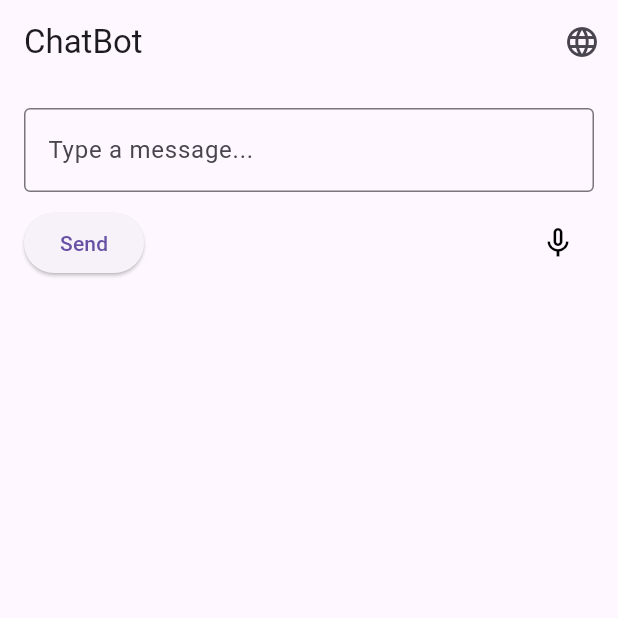
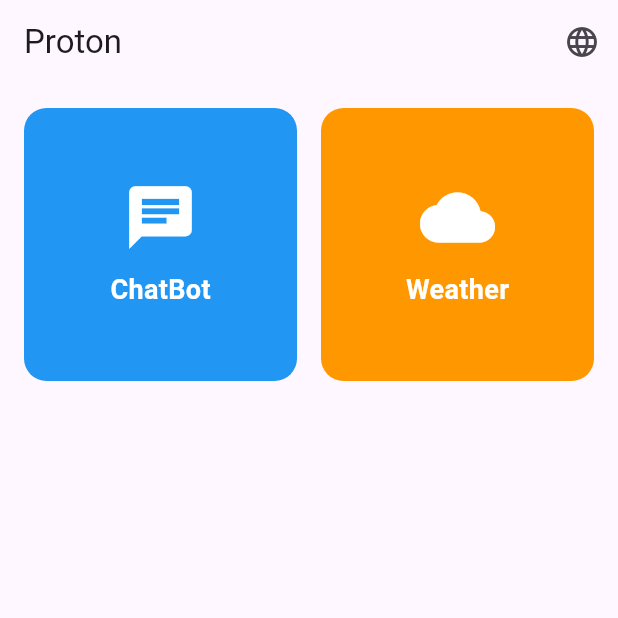
Before and after one commit to DhayananthB/proton, a Flutter app: the screen it shows after launch, on a phone screen of 412 x 824 dp, the top half of it. Run offline on Flutter 3.47's test engine with Material 3 defaults, Android fonts, the phone set to English and light mode, and no system bars; our stand-ins replace shared_preferences, speech_to_text.

Commit message:
added some layout

```diff
--- a/lib/main.dart
+++ b/lib/main.dart
@@ -2,37 +2,38 @@ import 'package:flutter/material.dart';
 import 'package:provider/provider.dart';
 import 'package:shared_preferences/shared_preferences.dart';
 import 'providers/language_provider.dart';
-import 'screens/chat_bot.dart';
+import 'screens/home_page.dart';
 import 'screens/language_selection.dart';
 
 void main() async {
   WidgetsFlutterBinding.ensureInitialized();
-  final prefs = await SharedPreferences.getInstance();
-  String? language = prefs.getString('language') ?? 'en';
+  SharedPreferences prefs = await SharedPreferences.getInstance();
+  String savedLanguage = prefs.getString('language') ?? 'en';
 
-  runApp(MyApp(language: language));
+  runApp(
+    MultiProvider(
+      providers: [
+        ChangeNotifierProvider(create: (context) => LanguageProvider(savedLanguage)),
+      ],
+      child: const MyApp(),
+    ),
+  );
 }
 
 class MyApp extends StatelessWidget {
-  final String language;
-  const MyApp({super.key, required this.language});
+  const MyApp({super.key});
 
   @override
   Widget build(BuildContext context) {
-    return ChangeNotifierProvider(
-      create: (context) => LanguageProvider(language),
-      child: Consumer<LanguageProvider>(
-        builder: (context, languageProvider, child) {
-          return MaterialApp(
-            debugShowCheckedModeBanner: false,
-            title: 'ChatBot App',
-            theme: ThemeData(primarySwatch: Colors.blue),
-            home: languageProvider.isLanguageSelected
-                ? const ChatBotPage()
-                : const LanguageSelectionPage(),
-          );
-        },
-      ),
+    return MaterialApp(
+      debugShowCheckedModeBanner: false,
+      title: 'Proton',
+      theme: ThemeData(primarySwatch: Colors.blue),
+      initialRoute: '/',
+      routes: {
+        '/': (context) => const HomePage(),
+        '/language': (context) => const LanguageSelectionPage(),
+      },
     );
   }
 }
--- a/lib/providers/language_provider.dart
+++ b/lib/providers/language_provider.dart
@@ -2,21 +2,18 @@ import 'package:flutter/material.dart';
 import 'package:shared_preferences/shared_preferences.dart';
 
 class LanguageProvider extends ChangeNotifier {
-  String _language;
-  bool _isLanguageSelected = false;
+  late String _language;
 
-  LanguageProvider(this._language) {
-    _isLanguageSelected = true;
+  LanguageProvider(String defaultLanguage) {
+    _language = defaultLanguage;
   }
 
   String get language => _language;
-  bool get isLanguageSelected => _isLanguageSelected;
 
-  Future<void> setLanguage(String newLanguage) async {
-    _language = newLanguage;
-    _isLanguageSelected = true;
-    final prefs = await SharedPreferences.getInstance();
-    await prefs.setString('language', newLanguage);
+  Future<void> setLanguage(String lang) async {
+    _language = lang;
+    SharedPreferences prefs = await SharedPreferences.getInstance();
+    await prefs.setString('language', lang);
     notifyListeners();
   }
 }
--- a/lib/screens/chat_bot.dart
+++ /dev/null
@@ -1,119 +0,0 @@
-import 'package:flutter/material.dart';
-import 'package:provider/provider.dart';
-import 'package:speech_to_text/speech_to_text.dart' as stt;
-import '../providers/language_provider.dart';
-import 'language_selection.dart';
-
-class ChatBotPage extends StatefulWidget {
-  const ChatBotPage({super.key});
-
-  @override
-  ChatBotPageState createState() => ChatBotPageState();
-}
-
-class ChatBotPageState extends State<ChatBotPage> {
-  late stt.SpeechToText _speech;
-  bool _isListening = false;
-  final TextEditingController _textController = TextEditingController();
-
-  @override
-  void initState() {
-    super.initState();
-    _speech = stt.SpeechToText();
-  }
-
-  Future<void> _listen() async {
-    final languageProvider = Provider.of<LanguageProvider>(context, listen: false);
-    String localeId = languageProvider.language == 'ta' ? 'ta_IN' : 'en_IN';
-
-    if (!_isListening) {
-      bool available = await _speech.initialize(
-        onStatus: (val) => debugPrint('onStatus: $val'),
-        onError: (val) => debugPrint('onError: $val'),
-      );
-
-      if (available) {
-        setState(() => _isListening = true);
-        _speech.listen(
-          onResult: (val) {
-            if (mounted) {
-              setState(() {
-                _textController.text = val.recognizedWords;
-              });
-            }
-          },
-          localeId: localeId,
-        );
-      } else {
-        debugPrint('Microphone permissions denied.');
-      }
-    } else {
-      setState(() => _isListening = false);
-      _speech.stop();
-    }
-  }
-
-  @override
-  void dispose() {
-    _speech.stop();
-    _textController.dispose();
-    super.dispose();
-  }
-
-  @override
-  Widget build(BuildContext context) {
-    final languageProvider = Provider.of<LanguageProvider>(context);
-
-    return Scaffold(
-      appBar: AppBar(
-        title: Text(languageProvider.language == 'ta' ? 'சாட்பாட்' : 'ChatBot'),
-        actions: [
-          IconButton(
-            icon: const Icon(Icons.language),
-            onPressed: () async {
-              await Navigator.push(
-                context,
-                MaterialPageRoute(builder: (context) => const LanguageSelectionPage()),
-              );
-              setState(() {}); // Refresh UI after returning
-            },
-          ),
-        ],
-      ),
-      body: Padding(
-        padding: const EdgeInsets.all(16.0),
-        child: Column(
-          children: [
-            TextField(
-              controller: _textController,
-              decoration: InputDecoration(
-                border: const OutlineInputBorder(),
-                hintText: languageProvider.language == 'ta' ? 'செய்தியை உள்ளிடவும்...' : 'Type a message...',
-              ),
-            ),
-            const SizedBox(height: 10),
-            Row(
-              mainAxisAlignment: MainAxisAlignment.spaceBetween,
-              children: [
-                ElevatedButton(
-                  onPressed: () {
-                    debugPrint('Message sent: ${_textController.text}');
-                    _textController.clear();
-                  },
-                  child: Text(languageProvider.language == 'ta' ? 'அனுப்பு' : 'Send'),
-                ),
-                IconButton(
-                  icon: Icon(
-                    _isListening ? Icons.mic : Icons.mic_none,
-                    color: _isListening ? Colors.red : Colors.black,
-                  ),
-                  onPressed: _listen,
-                ),
-              ],
-            ),
-          ],
-        ),
-      ),
-    );
-  }
-}
--- /dev/null
+++ b/lib/screens/home_page.dart
@@ -0,0 +1,79 @@
+import 'package:flutter/material.dart';
+import 'package:provider/provider.dart';
+import '../providers/language_provider.dart';
+import '../screens/chatbot_page.dart';
+import '../screens/weather_page.dart';
+
+class HomePage extends StatelessWidget {
+  const HomePage({super.key});
+
+  @override
+  Widget build(BuildContext context) {
+    final languageProvider = Provider.of<LanguageProvider>(context);
+    return Scaffold(
+      appBar: AppBar(
+        title: const Text('Proton'),
+        actions: [
+          IconButton(
+            icon: const Icon(Icons.language),
+            onPressed: () {
+              Navigator.pushNamed(context, '/language');
+            },
+          ),
+        ],
+      ),
+      body: Padding(
+        padding: const EdgeInsets.all(16.0),
+        child: GridView.count(
+          crossAxisCount: 2,
+          crossAxisSpacing: 16,
+          mainAxisSpacing: 16,
+          children: [
+            _buildGridItem(
+              context,
+              languageProvider.language == 'ta' ? 'சாட்பாட்' : 'ChatBot',
+              Icons.chat,
+              Colors.blue,
+              const ChatBotPage(),
+            ),
+            _buildGridItem(
+              context,
+              languageProvider.language == 'ta' ? 'வானிலை' : 'Weather',
+              Icons.cloud,
+              Colors.orange,
+              const WeatherPage(),
+            ),
+          ],
+        ),
+      ),
+    );
+  }
+
+  Widget _buildGridItem(BuildContext context, String title, IconData icon, Color color, Widget page) {
+    return GestureDetector(
+      onTap: () {
+        Navigator.push(
+          context,
+          MaterialPageRoute(builder: (context) => page),
+        );
+      },
+      child: Container(
+        decoration: BoxDecoration(
+          color: color,
+          borderRadius: BorderRadius.circular(15),
+        ),
+        child: Column(
+          mainAxisAlignment: MainAxisAlignment.center,
+          children: [
+            Icon(icon, size: 50, color: Colors.white),
+            const SizedBox(height: 10),
+            Text(
+              title,
+              style: const TextStyle(fontSize: 18, fontWeight: FontWeight.bold, color: Colors.white),
+            ),
+          ],
+        ),
+      ),
+    );
+  }
+}
--- /dev/null
+++ b/lib/screens/weather_page.dart
@@ -0,0 +1,13 @@
+import 'package:flutter/material.dart';
+
+class WeatherPage extends StatelessWidget {
+  const WeatherPage({super.key});
+
+  @override
+  Widget build(BuildContext context) {
+    return Scaffold(
+      appBar: AppBar(title: const Text('Weather')),
+      body: Center(child: const Text('Weather details coming soon...')),
+    );
+  }
+}
```
Also changed, not shown: lib/screens/chatbot_page.dart (added, +134 -0 lines), lib/screens/language_selection.dart (+18 -14 lines).
